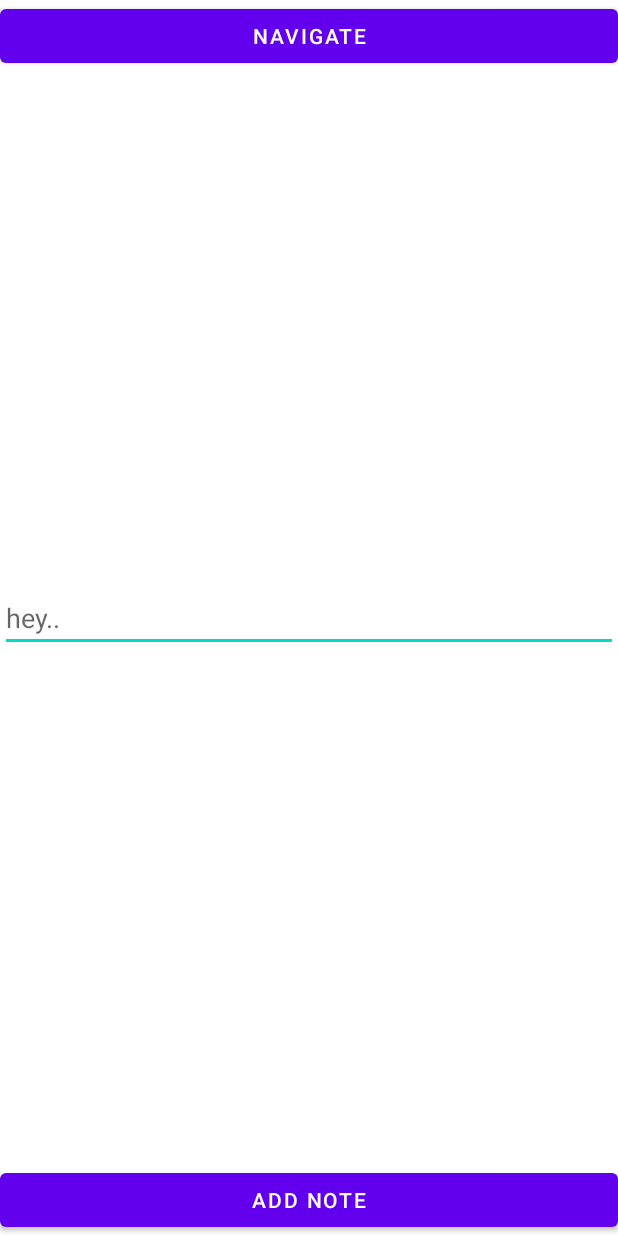
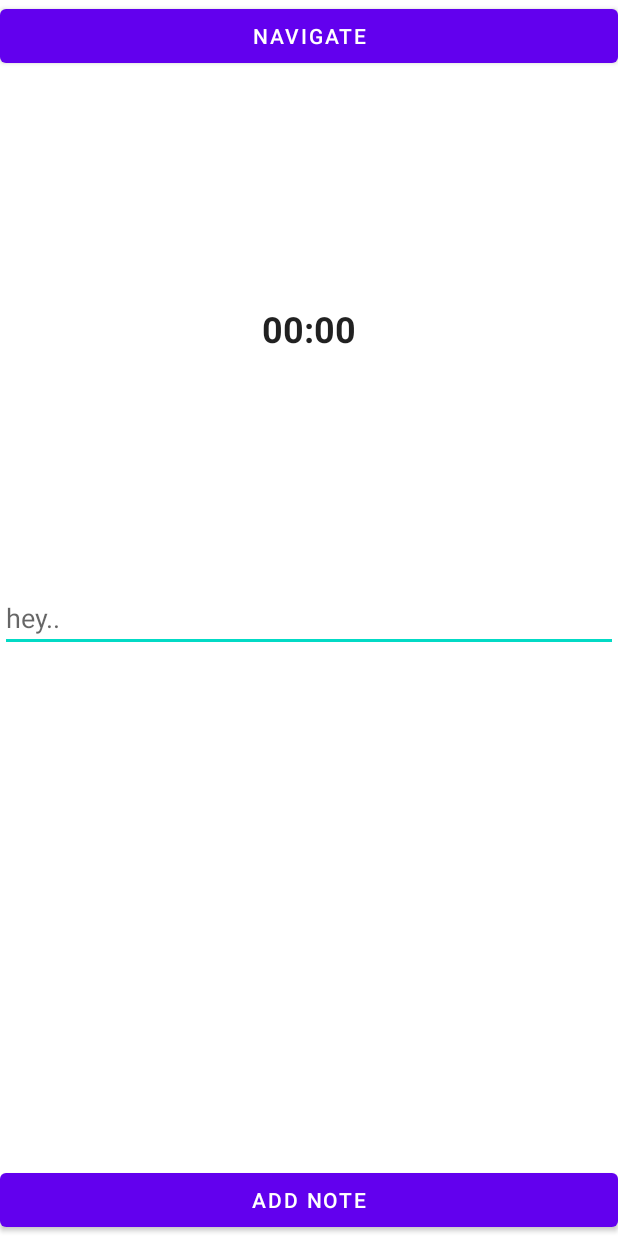
Before and after one commit to wesamnabeel99/BrainStorming, an Android app: the layout fragment_home.xml on its own in the app's theme, with its tools: preview values and no code run, on a phone screen of 412 x 824 dp. Run offline under Robolectric (Android 15) with nearby library versions, the phone set to English and light mode, and no system bars.

Commit message:
feat: logic for chronometer, add binding adapters

```diff
--- a/app/src/main/java/com/wesam/brainstorming/model/entities/Note.kt
+++ b/app/src/main/java/com/wesam/brainstorming/model/entities/Note.kt
@@ -6,7 +6,7 @@ import java.util.*
 
 @Entity(tableName = "NOTES_TABLE")
 data class Note(
-    @PrimaryKey(autoGenerate = true) val id : Long,
+    @PrimaryKey(autoGenerate = true) val id : Long = 0,
     val content : String,
-    val date : Date,
+    val date : Date = Calendar.getInstance().time,
 )
--- a/app/src/main/res/layout/fragment_home.xml
+++ b/app/src/main/res/layout/fragment_home.xml
@@ -19,31 +19,70 @@
             android:layout_width="match_parent"
             android:layout_height="wrap_content"
             android:hint="hey.."
+            android:lines="1"
+            android:inputType="textAutoComplete"
+            android:text="@={viewModel.noteContent}"
+            android:onTextChanged="@{()->viewModel.updateIsTypingState()}"
+            android:afterTextChanged="@{(v)->viewModel.request(editText.text)}"
             app:layout_constraintBottom_toBottomOf="parent"
             app:layout_constraintEnd_toEndOf="parent"
             app:layout_constraintStart_toStartOf="parent"
             app:layout_constraintTop_toTopOf="parent" />
 
         <TextView
+            android:id="@+id/textView2"
             android:layout_width="wrap_content"
             android:layout_height="wrap_content"
-            app:layout_constraintBottom_toTopOf="@+id/edit_text"
+            android:ellipsize="end"
+            android:lines="2"
             android:text="@{String.valueOf(viewModel.word.toData())}"
             app:layout_constraintEnd_toEndOf="parent"
             app:layout_constraintStart_toStartOf="parent"
             app:layout_constraintTop_toBottomOf="@+id/navigate_button"
             app:showWhenSuccess="@{viewModel.word}" />
+
+        <Chronometer
+            android:id="@+id/count_down_timer"
+            android:layout_width="wrap_content"
+            android:layout_height="wrap_content"
+            android:textSize="24sp"
+            android:textStyle="bold"
+            android:countDown="true"
+            android:text="@={viewModel.chronometerSeconds}"
+            app:layout_constraintBottom_toTopOf="@+id/edit_text"
+            app:layout_constraintEnd_toEndOf="parent"
+            app:layout_constraintStart_toStartOf="parent"
+            app:layout_constraintTop_toBottomOf="@+id/navigate_button"
+            app:startOver="@{viewModel.isTyping}"
+            />
+
+        <TextView
+            android:id="@+id/textView3"
+            android:layout_width="wrap_content"
+            android:layout_height="wrap_content"
+            android:text="@={viewModel.numberOfWords}"
+            app:numberOfWords="@{viewModel.noteContent}"
+            app:layout_constraintBottom_toTopOf="@+id/edit_text"
+            app:layout_constraintEnd_toEndOf="@+id/count_down_timer"
+            app:layout_constraintStart_toStartOf="@+id/count_down_timer"
+            app:layout_constraintTop_toBottomOf="@+id/count_down_timer"
+            />
+
         <ProgressBar
             android:layout_width="match_parent"
             android:layout_height="match_parent"
+            app:layout_constraintBottom_toTopOf="@+id/edit_text"
+            app:layout_constraintEnd_toEndOf="@+id/count_down_timer"
             app:showWhenLoading="@{viewModel.word}"
-            tools:visibility="gone"/>
+            tools:visibility="gone" />
+
         <ImageView
+            android:id="@+id/imageView"
             android:layout_width="match_parent"
             android:layout_height="match_parent"
             android:src="#ff0000"
             app:showWhenError="@{viewModel.word}"
-            tools:visibility="gone"/>
+            tools:visibility="gone" />
         <Button
             android:id="@+id/navigate_button"
             android:layout_width="match_parent"
@@ -58,6 +97,7 @@
             android:layout_width="match_parent"
             android:layout_height="wrap_content"
             android:text="add note"
+            android:onClick="@{(v) -> viewModel.addNote(editText.text.toString())}"
             app:layout_constraintBottom_toBottomOf="parent"
             app:layout_constraintEnd_toEndOf="parent"
             app:layout_constraintStart_toStartOf="parent" />
```
Also changed, not shown: app/src/main/java/com/wesam/brainstorming/model/util/BindingAdapters.kt (+38 -0 lines), app/src/main/java/com/wesam/brainstorming/model/util/Constants.kt (added, +7 -0 lines), app/src/main/java/com/wesam/brainstorming/ui/home/HomeFragment.kt (+8 -7 lines), app/src/main/java/com/wesam/brainstorming/ui/home/HomeViewModel.kt (+22 -6 lines).
